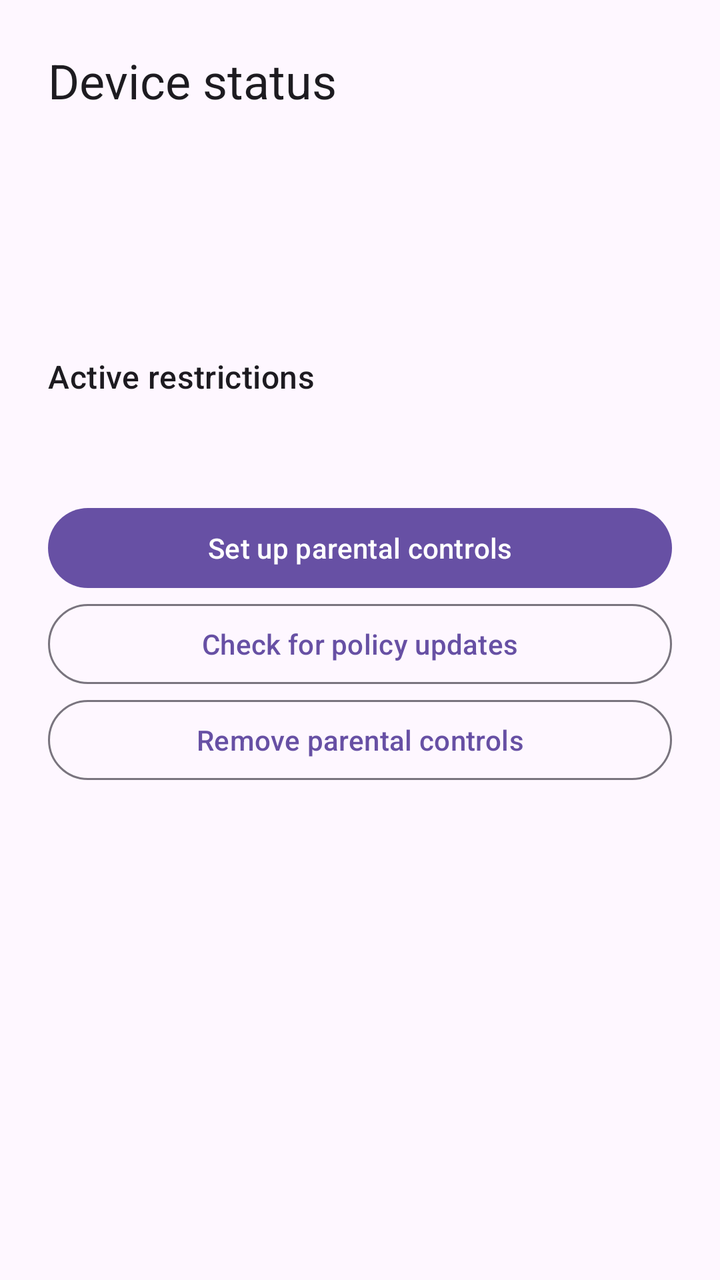
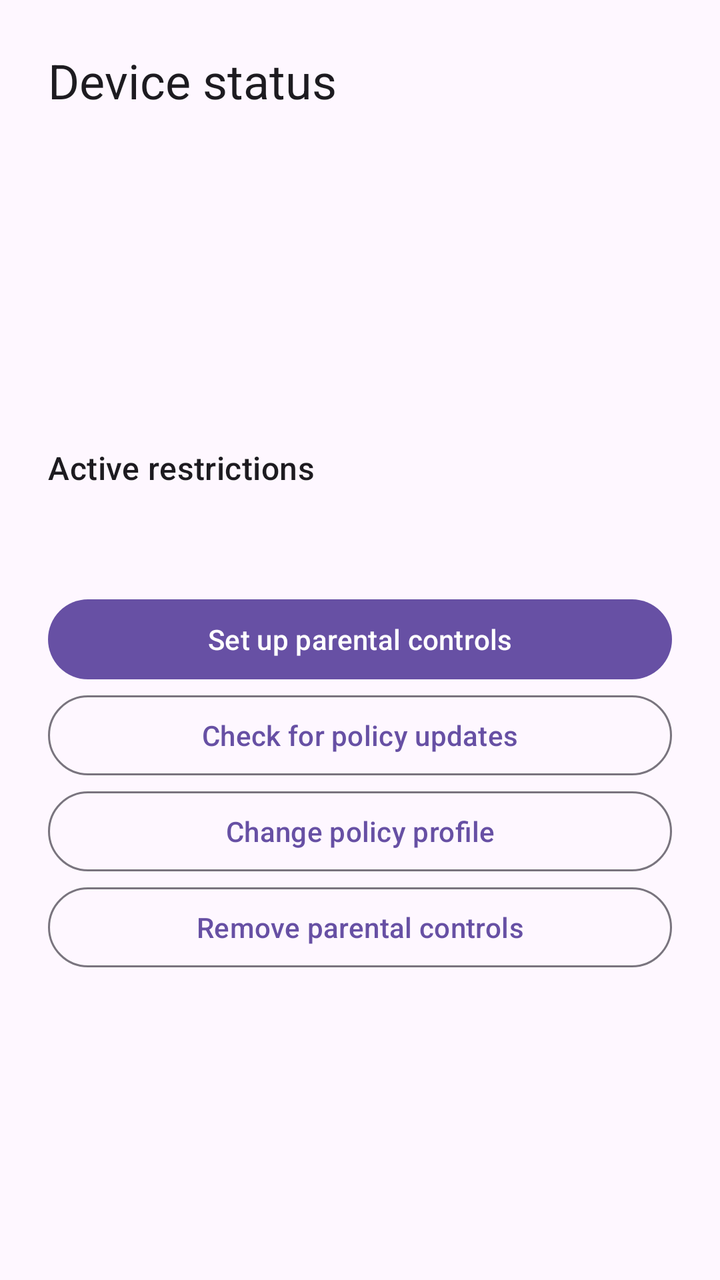

Before-and-after screenshots of an Android layout around one commit, followed by the original layout XML and the change that was made.
<!-- AndroidManifest.xml: application theme Theme.Drawbridge -->
<!-- res/layout/activity_main.xml -->
<?xml version="1.0" encoding="utf-8"?>
<ScrollView xmlns:android="http://schemas.android.com/apk/res/android"
    android:id="@+id/root"
    android:layout_width="match_parent"
    android:layout_height="match_parent"
    android:fillViewport="true">

    <LinearLayout
        android:layout_width="match_parent"
        android:layout_height="wrap_content"
        android:orientation="vertical"
        android:padding="24dp">

        <TextView
            android:layout_width="wrap_content"
            android:layout_height="wrap_content"
            android:paddingBottom="16dp"
            android:text="@string/status_heading"
            android:textAppearance="?attr/textAppearanceHeadlineSmall" />

        <TextView
            android:id="@+id/ownershipStatus"
            android:layout_width="match_parent"
            android:layout_height="wrap_content"
            android:paddingBottom="8dp"
            android:textAppearance="?attr/textAppearanceBodyLarge" />

        <TextView
            android:id="@+id/filterStatus"
            android:layout_width="match_parent"
            android:layout_height="wrap_content"
            android:paddingBottom="8dp"
            android:textAppearance="?attr/textAppearanceBodyLarge" />

        <TextView
            android:id="@+id/policyStatus"
            android:layout_width="match_parent"
            android:layout_height="wrap_content"
            android:paddingBottom="24dp"
            android:textAppearance="?attr/textAppearanceBodyLarge" />

        <TextView
            android:layout_width="wrap_content"
            android:layout_height="wrap_content"
            android:paddingBottom="8dp"
            android:text="@string/status_restrictions_heading"
            android:textAppearance="?attr/textAppearanceTitleMedium" />

        <TextView
            android:id="@+id/restrictionsStatus"
            android:layout_width="match_parent"
            android:layout_height="wrap_content"
            android:paddingBottom="24dp"
            android:textAppearance="?attr/textAppearanceBodyMedium" />

        <Button
            android:id="@+id/setupButton"
            android:layout_width="match_parent"
            android:layout_height="wrap_content"
            android:text="@string/action_setup" />

        <Button
            android:id="@+id/refreshButton"
            style="?attr/materialButtonOutlinedStyle"
            android:layout_width="match_parent"
            android:layout_height="wrap_content"
            android:text="@string/action_refresh" />

        <Button
            android:id="@+id/removeButton"
            style="?attr/materialButtonOutlinedStyle"
            android:layout_width="match_parent"
            android:layout_height="wrap_content"
            android:text="@string/action_remove" />
    </LinearLayout>
</ScrollView>
<!-- resources referenced by this layout -->
<resources>
  <string name="action_refresh">Check for policy updates</string>
  <string name="action_remove">Remove parental controls</string>
  <string name="action_setup">Set up parental controls</string>
  <string name="status_heading">Device status</string>
  <string name="status_restrictions_heading">Active restrictions</string>
  <style name="Theme.Drawbridge" parent="Theme.Material3.DayNight">
          <item name="android:windowLightStatusBar">true</item>
          <item name="android:windowLightNavigationBar" tools:targetApi="o_mr1">true</item>
      </style>
</resources>

<!-- the commit's change to res/layout/activity_main.xml (unified diff, before → after) -->
@@ -40,6 +40,13 @@
             android:textAppearance="?attr/textAppearanceBodyLarge" />
 
         <TextView
+            android:id="@+id/profileStatus"
+            android:layout_width="match_parent"
+            android:layout_height="wrap_content"
+            android:paddingBottom="24dp"
+            android:textAppearance="?attr/textAppearanceBodyLarge" />
+
+        <TextView
             android:layout_width="wrap_content"
             android:layout_height="wrap_content"
             android:paddingBottom="8dp"
@@ -67,6 +74,13 @@
             android:text="@string/action_refresh" />
 
         <Button
+            android:id="@+id/profileButton"
+            style="?attr/materialButtonOutlinedStyle"
+            android:layout_width="match_parent"
+            android:layout_height="wrap_content"
+            android:text="@string/action_change_profile" />
+
+        <Button
             android:id="@+id/removeButton"
             style="?attr/materialButtonOutlinedStyle"
             android:layout_width="match_parent"
<!-- resource entries referenced after the edit -->
@@ -1,5 +1,6 @@
 <!-- resources referenced by this layout -->
 <resources>
+  <string name="action_change_profile">Change policy profile</string>
   <string name="action_refresh">Check for policy updates</string>
   <string name="action_remove">Remove parental controls</string>
   <string name="action_setup">Set up parental controls</string>
